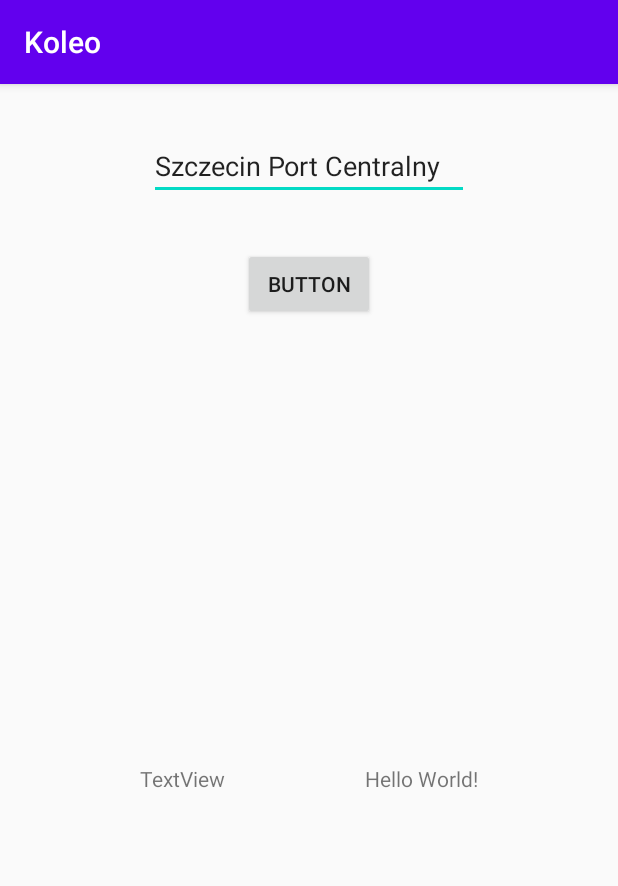
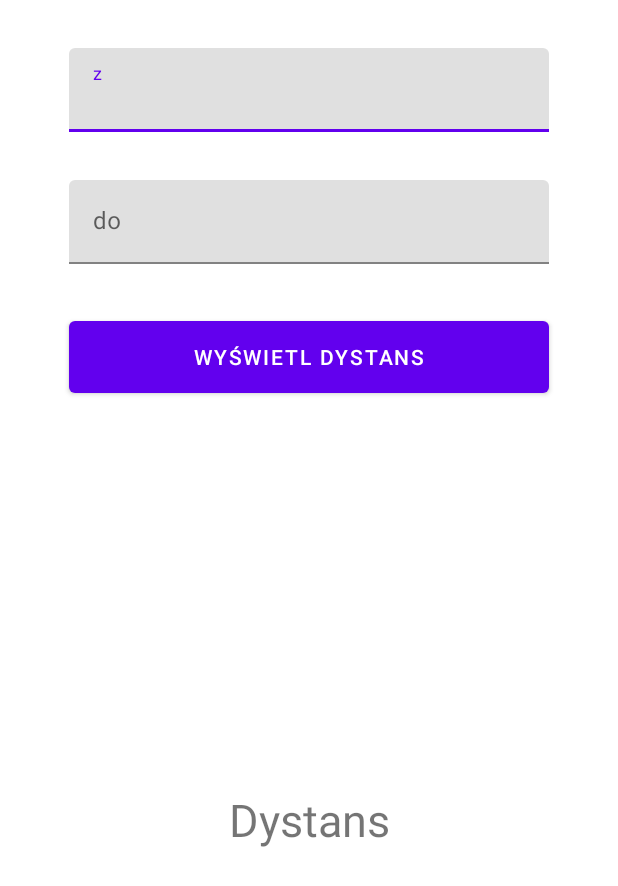
Before and after one commit to GulderBone/Koleo, an Android app: the screen it shows after launch (MainActivity), on a phone screen of 412 x 824 dp. Shown: the top 886 px of the screen. Run offline under Robolectric (Android 15) with nearby library versions, the phone set to English and light mode, and no system bars; our stand-ins replace Volley; network calls fail.

Commit message:
Sample UI created

```diff
--- a/app/build.gradle
+++ b/app/build.gradle
@@ -26,6 +26,7 @@ android {
 dependencies {
     implementation 'com.android.volley:volley:1.1.1'
     implementation 'com.google.code.gson:gson:2.8.6'
+    implementation 'com.google.android.material:material:1.1.0'
 
     implementation fileTree(dir: "libs", include: ["*.jar"])
     implementation "org.jetbrains.kotlin:kotlin-stdlib:$kotlin_version"
--- a/app/src/main/java/com/gulderbone/koleo/MainActivity.kt
+++ b/app/src/main/java/com/gulderbone/koleo/MainActivity.kt
@@ -43,15 +43,15 @@ class MainActivity : AppCompatActivity() {
         queue.add(stringRequest)
 
         find.setOnClickListener{
-            val text = stationName.text.toString()
-            val station = stations.first {
+            val text = fromStation.editText?.text.toString()
+            val station = stations.firstOrNull {
                 it.name == text
             }
-            println(station.latitude.toString())
-            println(station.longitude.toString())
-
-            latitude.text = station.latitude.toString()
-            longitude.text = station.longitude.toString()
+            if (station != null ) {
+                latitude.text = station.latitude.toString()
+            } else {
+                latitude.text = "wiel błąd"
+            }
         }
     }
 }
--- a/app/src/main/res/layout/activity_main.xml
+++ b/app/src/main/res/layout/activity_main.xml
@@ -6,46 +6,58 @@
     android:layout_height="match_parent"
     tools:context=".MainActivity">
 
-    <TextView
-        android:id="@+id/longitude"
-        android:layout_width="wrap_content"
-        android:layout_height="wrap_content"
-        android:text="Hello World!"
-        app:layout_constraintBottom_toBottomOf="parent"
-        app:layout_constraintEnd_toEndOf="parent"
-        app:layout_constraintStart_toEndOf="@+id/latitude"
-        app:layout_constraintTop_toBottomOf="@+id/find" />
-
-    <EditText
-        android:id="@+id/stationName"
-        android:layout_width="wrap_content"
+    <com.google.android.material.textfield.TextInputLayout
+        android:id="@+id/fromStation"
+        android:layout_width="320dp"
         android:layout_height="wrap_content"
         android:layout_marginTop="32dp"
-        android:ems="10"
-        android:inputType="textPersonName"
-        android:text="Szczecin Port Centralny"
+        android:hint="@string/fromStationText"
         app:layout_constraintEnd_toEndOf="parent"
         app:layout_constraintStart_toStartOf="parent"
-        app:layout_constraintTop_toTopOf="parent" />
+        app:layout_constraintTop_toTopOf="parent">
+
+        <com.google.android.material.textfield.TextInputEditText
+            android:layout_width="match_parent"
+            android:layout_height="wrap_content" />
+    </com.google.android.material.textfield.TextInputLayout>
+
+    <com.google.android.material.textfield.TextInputLayout
+        android:id="@+id/toStation"
+        style="@style/Widget.MaterialComponents.TextInputLayout.FilledBox"
+        android:layout_width="320dp"
+        android:layout_height="wrap_content"
+        android:layout_marginTop="32dp"
+        android:hint="@string/toStationText"
+        app:boxBackgroundMode="filled"
+        app:layout_constraintEnd_toEndOf="parent"
+        app:layout_constraintStart_toStartOf="parent"
+        app:layout_constraintTop_toBottomOf="@+id/fromStation">
+
+        <com.google.android.material.textfield.TextInputEditText
+            android:layout_width="match_parent"
+            android:layout_height="wrap_content" />
+    </com.google.android.material.textfield.TextInputLayout>
+
+    <Button
+        android:id="@+id/find"
+        android:layout_width="320dp"
+        android:layout_height="60dp"
+        android:layout_marginTop="32dp"
+        android:text="@string/showDistanceText"
+        app:layout_constraintEnd_toEndOf="parent"
+        app:layout_constraintHorizontal_bias="0.497"
+        app:layout_constraintStart_toStartOf="parent"
+        app:layout_constraintTop_toBottomOf="@+id/toStation" />
 
     <TextView
         android:id="@+id/latitude"
         android:layout_width="wrap_content"
         android:layout_height="wrap_content"
-        android:text="TextView"
+        android:text="Dystans"
+        android:textSize="30sp"
         app:layout_constraintBottom_toBottomOf="parent"
-        app:layout_constraintEnd_toStartOf="@+id/longitude"
+        app:layout_constraintEnd_toEndOf="parent"
         app:layout_constraintStart_toStartOf="parent"
         app:layout_constraintTop_toBottomOf="@+id/find" />
 
-    <Button
-        android:id="@+id/find"
-        android:layout_width="wrap_content"
-        android:layout_height="wrap_content"
-        android:layout_marginTop="32dp"
-        android:text="Button"
-        app:layout_constraintEnd_toEndOf="parent"
-        app:layout_constraintStart_toStartOf="parent"
-        app:layout_constraintTop_toBottomOf="@+id/stationName" />
-
 </androidx.constraintlayout.widget.ConstraintLayout>
--- a/app/src/main/res/values/strings.xml
+++ b/app/src/main/res/values/strings.xml
@@ -1,3 +1,6 @@
 <resources>
     <string name="app_name">Koleo</string>
+    <string name="showDistanceText">Wyświetl dystans</string>
+    <string name="toStationText">do</string>
+    <string name="fromStationText">z</string>
 </resources>
--- a/app/src/main/res/values/styles.xml
+++ b/app/src/main/res/values/styles.xml
@@ -1,10 +1,9 @@
 <resources>
     <!-- Base application theme. -->
-    <style name="AppTheme" parent="Theme.AppCompat.Light.DarkActionBar">
+    <style name="AppTheme" parent="Theme.MaterialComponents.Light.NoActionBar">
         <!-- Customize your theme here. -->
         <item name="colorPrimary">@color/colorPrimary</item>
         <item name="colorPrimaryDark">@color/colorPrimaryDark</item>
         <item name="colorAccent">@color/colorAccent</item>
     </style>
-
 </resources>
```
